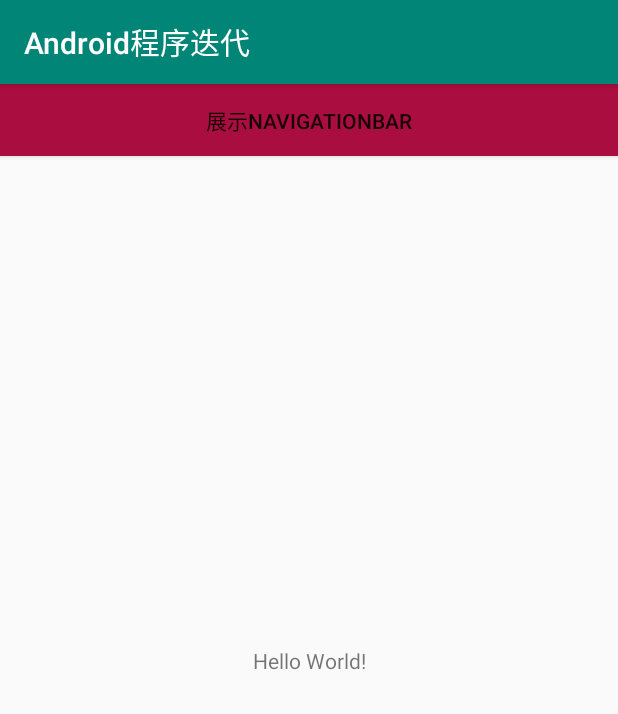
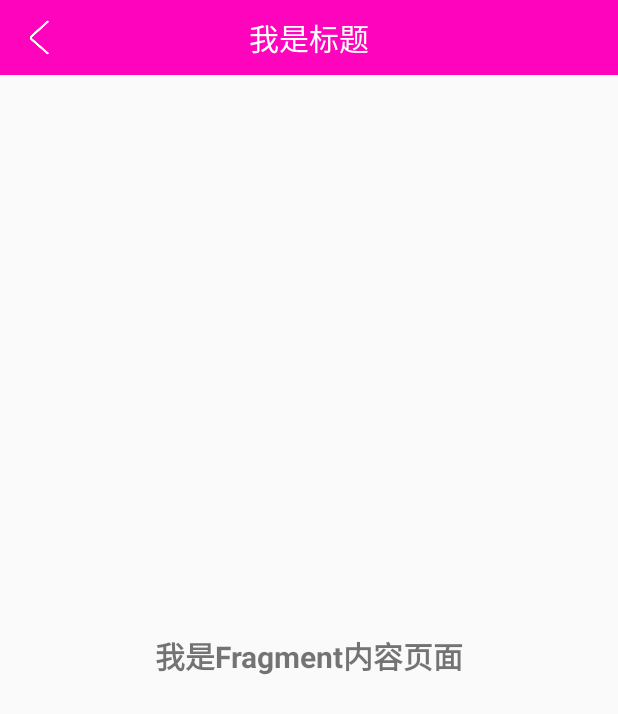
Before and after one commit to ZuofeiGithub/Android_Project, an Android app: the screen it shows after launch (MainActivity), on a phone screen of 412 x 824 dp. Shown: the top 714 px of the screen. Run offline under Robolectric (Android 15) with nearby library versions, the phone set to English and light mode, and no system bars; 1 statement that could not run was skipped.

Commit message:
静态添加fragment app.fragment包

```diff
--- a/app/src/main/AndroidManifest.xml
+++ b/app/src/main/AndroidManifest.xml
@@ -8,7 +8,7 @@
         android:label="@string/app_name"
         android:roundIcon="@drawable/clock"
         android:supportsRtl="true"
-        android:theme="@style/AppTheme">
+        android:theme="@style/AppTheme.NoActionBar">
         <activity android:name=".MainActivity">
             <intent-filter>
                 <action android:name="android.intent.action.MAIN" />
--- a/app/src/main/java/com/example/administrator/nativeproject/MainActivity.java
+++ b/app/src/main/java/com/example/administrator/nativeproject/MainActivity.java
@@ -1,9 +1,9 @@
 package com.example.administrator.nativeproject;
 
-import android.content.Intent;
+import android.os.Bundle;
 import android.support.v7.app.AppCompatActivity;
-import android.os.Bundle;
-import android.view.View;
+import android.view.Menu;
+import android.view.Window;
 import android.widget.Button;
 import android.widget.TextView;
 
@@ -18,14 +18,16 @@ public class MainActivity extends AppCompatActivity {
     protected void onCreate(Bundle savedInstanceState) {
         super.onCreate(savedInstanceState);
         setContentView(R.layout.activity_main);
+
         // Example of a call to a native method
-        TextView tv = (TextView) findViewById(R.id.sample_text);
-        tv.setText(stringFromJNI());
+//        TextView tv = findViewById(R.id.sample_text);
+//        tv.setText(stringFromJNI());
+
     }
 
     @Override
-    protected void onStart() {
-        super.onStart();
+    public boolean onCreateOptionsMenu(Menu menu) {
+        return super.onCreateOptionsMenu(menu);
     }
 
     /**
--- /dev/null
+++ b/app/src/main/java/com/example/administrator/nativeproject/fragment/ContentFragment.java
@@ -0,0 +1,16 @@
+package com.example.administrator.nativeproject.fragment;
+
+import android.app.Fragment;
+import android.os.Bundle;
+import android.view.LayoutInflater;
+import android.view.View;
+import android.view.ViewGroup;
+
+import com.example.administrator.nativeproject.R;
+
+public class ContentFragment extends Fragment {
+    @Override
+    public View onCreateView(LayoutInflater inflater,ViewGroup container, Bundle savedInstanceState) {
+        return inflater.inflate(R.layout.fragment_content,null);
+    }
+}
--- /dev/null
+++ b/app/src/main/java/com/example/administrator/nativeproject/fragment/TitleFragment.java
@@ -0,0 +1,42 @@
+package com.example.administrator.nativeproject.fragment;
+
+import android.app.Fragment;
+import android.os.Bundle;
+import android.view.LayoutInflater;
+import android.view.View;
+import android.view.ViewGroup;
+import android.widget.RelativeLayout;
+import android.widget.Toast;
+
+import com.example.administrator.nativeproject.R;
+
+/**
+ * 日期:2019.1.29
+ * 作者:左飞
+ * 内容:1.创建自定义fagment
+ * 2.重写onCreateView方法,该方法主要定义Fragment的布局,以view对象的形式返回fragment的视图
+ * 3.将fragment引入到Activity中
+ */
+public class TitleFragment extends Fragment {
+    /**
+     * fragment第一次绘制用户界面时系统回调的方法
+     *
+     * @param inflater           布局填充器，xml文件
+     * @param container          表示当前fragment插入activity的布局视图对象
+     * @param savedInstanceState 存储上一个fragment的信息
+     * @return View
+     */
+    @Override
+    public View onCreateView(LayoutInflater inflater, ViewGroup container, Bundle savedInstanceState) {
+        //将指定资源文件转换成具体的view对象 inflate(加载的内容,是否需要根布局);
+        View view = inflater.inflate(R.layout.fragment_title, null);
+        RelativeLayout relativeLayout = view.findViewById(R.id.top_title);
+        relativeLayout.setOnClickListener(new View.OnClickListener() {
+            @Override
+            public void onClick(View v) {
+                Toast.makeText(getActivity(),"我是标题栏",Toast.LENGTH_SHORT).show();
+            }
+        });
+        return view;
+    }
+}
--- a/app/src/main/res/layout/activity_main.xml
+++ b/app/src/main/res/layout/activity_main.xml
@@ -1,24 +1,18 @@
 <?xml version="1.0" encoding="utf-8"?>
-<android.support.constraint.ConstraintLayout xmlns:android="http://schemas.android.com/apk/res/android"
-    xmlns:app="http://schemas.android.com/apk/res-auto"
+<RelativeLayout xmlns:android="http://schemas.android.com/apk/res/android"
     xmlns:tools="http://schemas.android.com/tools"
     android:layout_width="match_parent"
     android:layout_height="match_parent"
     tools:context=".MainActivity">
-    <Button
-        android:id="@+id/navigation_btn"
+    <fragment
+        android:id="@+id/fragment_title"
         android:layout_width="match_parent"
-        android:layout_height="wrap_content"
-        android:text="展示NavigationBar"
-        android:background="#aa0d3f"/>
-    <TextView
-        android:id="@+id/sample_text"
-        android:layout_width="wrap_content"
-        android:layout_height="wrap_content"
-        android:text="Hello World!"
-        app:layout_constraintBottom_toBottomOf="parent"
-        app:layout_constraintLeft_toLeftOf="parent"
-        app:layout_constraintRight_toRightOf="parent"
-        app:layout_constraintTop_toTopOf="parent" />
-
-</android.support.constraint.ConstraintLayout>
+        android:layout_height="50dp"
+        android:name="com.example.administrator.nativeproject.fragment.TitleFragment"/>
+    <fragment
+        android:id="@+id/fragment_content"
+        android:layout_width="match_parent"
+        android:layout_height="match_parent"
+        android:layout_below="@+id/fragment_title"
+        android:name="com.example.administrator.nativeproject.fragment.ContentFragment"/>
+</RelativeLayout>
--- /dev/null
+++ b/app/src/main/res/layout/fragment_content.xml
@@ -0,0 +1,12 @@
+<?xml version="1.0" encoding="utf-8"?>
+<LinearLayout xmlns:android="http://schemas.android.com/apk/res/android"
+    android:layout_width="match_parent"
+    android:layout_height="match_parent">
+    <TextView
+        android:layout_width="match_parent"
+        android:layout_height="match_parent"
+        android:gravity="center"
+        android:text="@string/content"
+        android:textSize="20sp"
+        android:textStyle="bold"/>
+</LinearLayout>
--- /dev/null
+++ b/app/src/main/res/layout/fragment_title.xml
@@ -0,0 +1,24 @@
+<?xml version="1.0" encoding="utf-8"?>
+<RelativeLayout xmlns:android="http://schemas.android.com/apk/res/android"
+    android:layout_width="match_parent"
+    android:background="@drawable/background"
+    android:layout_height="50dp"
+    android:id="@+id/top_title">
+    <ImageView
+        android:id="@+id/iv_back"
+        android:layout_width="35dp"
+        android:layout_height="35dp"
+        android:layout_centerVertical="true"
+        android:paddingLeft="15dp"
+        android:scaleType="centerCrop"
+        android:src="@drawable/back_normal"/>
+
+    <TextView
+        android:id="@+id/tv_title"
+        android:layout_width="wrap_content"
+        android:layout_height="wrap_content"
+        android:layout_centerInParent="true"
+        android:text="@string/title_content"
+        android:textColor="#ffff"
+        android:textSize="20sp"/>
+</RelativeLayout>
--- a/app/src/main/res/values/strings.xml
+++ b/app/src/main/res/values/strings.xml
@@ -1,3 +1,5 @@
 <resources>
     <string name="app_name">Android程序迭代</string>
+    <string name="title_content">我是标题</string>
+    <string name="content">我是Fragment内容页面</string>
 </resources>
--- a/app/src/main/res/values/styles.xml
+++ b/app/src/main/res/values/styles.xml
@@ -8,4 +8,9 @@
         <item name="colorAccent">@color/colorAccent</item>
     </style>
 
+    <style name="AppTheme.NoActionBar">
+        <item name="windowActionBar">false</item>
+        <item name="windowNoTitle">true</item>
+    </style>
+
 </resources>
```
Also changed, not shown: app/src/main/java/com/example/administrator/nativeproject/ShowNavigationActivity.java (+0 -25 lines), app/src/main/res/drawable/add.png (added), app/src/main/res/drawable/back_click.png (added), app/src/main/res/drawable/back_normal.png (added), app/src/main/res/drawable/background.jpg (added).
